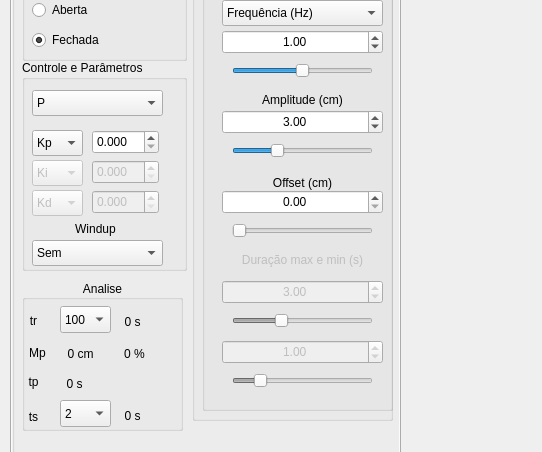
This is supervisorio.ui in ADHRT/controleTanque as Qt 5 draws it before an edit; both pictures show x 0 to 542 and y 166 to 618 of the 1436 by 813 pixel window. The edited form follows.
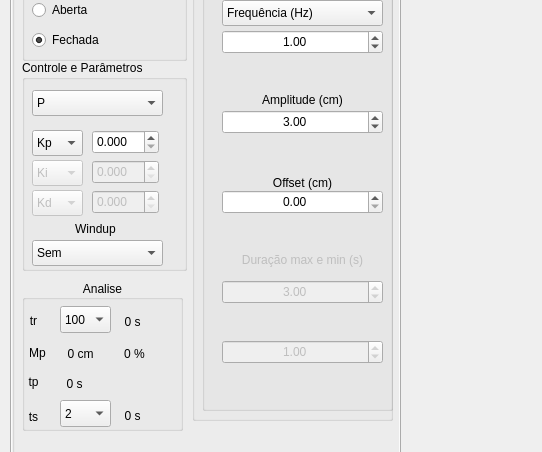
This is the edited form. Icons and pictures are not drawn. Custom widgets are drawn as their Qt base class.

Commit message: RM - Sliders

Patch:
```diff
--- a/supervisorio.ui
+++ b/supervisorio.ui
@@ -707,72 +707,6 @@
           <set>Qt::AlignCenter</set>
          </property>
         </widget>
-        <widget class="QSlider" name="horizontalSlider">
-         <property name="geometry">
-          <rect>
-           <x>30</x>
-           <y>90</y>
-           <width>141</width>
-           <height>22</height>
-          </rect>
-         </property>
-         <property name="minimum">
-          <number>1</number>
-         </property>
-         <property name="maximum">
-          <number>200</number>
-         </property>
-         <property name="singleStep">
-          <number>1</number>
-         </property>
-         <property name="value">
-          <number>100</number>
-         </property>
-         <property name="orientation">
-          <enum>Qt::Horizontal</enum>
-         </property>
-        </widget>
-        <widget class="QSlider" name="horizontalSlider_2">
-         <property name="geometry">
-          <rect>
-           <x>30</x>
-           <y>170</y>
-           <width>141</width>
-           <height>22</height>
-          </rect>
-         </property>
-         <property name="maximum">
-          <number>1000</number>
-         </property>
-         <property name="value">
-          <number>300</number>
-         </property>
-         <property name="orientation">
-          <enum>Qt::Horizontal</enum>
-         </property>
-        </widget>
-        <widget class="QSlider" name="horizontalSlider_3">
-         <property name="geometry">
-          <rect>
-           <x>30</x>
-           <y>250</y>
-           <width>141</width>
-           <height>22</height>
-          </rect>
-         </property>
-         <property name="maximum">
-          <number>3000</number>
-         </property>
-         <property name="value">
-          <number>0</number>
-         </property>
-         <property name="sliderPosition">
-          <number>0</number>
-         </property>
-         <property name="orientation">
-          <enum>Qt::Horizontal</enum>
-         </property>
-        </widget>
         <widget class="QLabel" name="label_3">
          <property name="geometry">
           <rect>
@@ -855,50 +789,6 @@
           <double>1.000000000000000</double>
          </property>
         </widget>
-        <widget class="QSlider" name="horizontalSlider_5">
-         <property name="enabled">
-          <bool>false</bool>
-         </property>
-         <property name="geometry">
-          <rect>
-           <x>30</x>
-           <y>340</y>
-           <width>141</width>
-           <height>22</height>
-          </rect>
-         </property>
-         <property name="maximum">
-          <number>3000</number>
-         </property>
-         <property name="value">
-          <number>1000</number>
-         </property>
-         <property name="orientation">
-          <enum>Qt::Horizontal</enum>
-         </property>
-        </widget>
-        <widget class="QSlider" name="horizontalSlider_6">
-         <property name="enabled">
-          <bool>false</bool>
-         </property>
-         <property name="geometry">
-          <rect>
-           <x>30</x>
-           <y>400</y>
-           <width>141</width>
-           <height>22</height>
-          </rect>
-         </property>
-         <property name="maximum">
-          <number>3000</number>
-         </property>
-         <property name="value">
-          <number>500</number>
-         </property>
-         <property name="orientation">
-          <enum>Qt::Horizontal</enum>
-         </property>
-        </widget>
        </widget>
       </widget>
       <widget class="QGroupBox" name="groupBox_4">
```
Left out of the diff: 2 changed lines with no effect on the pictures. The commit also changes 2 other files.
